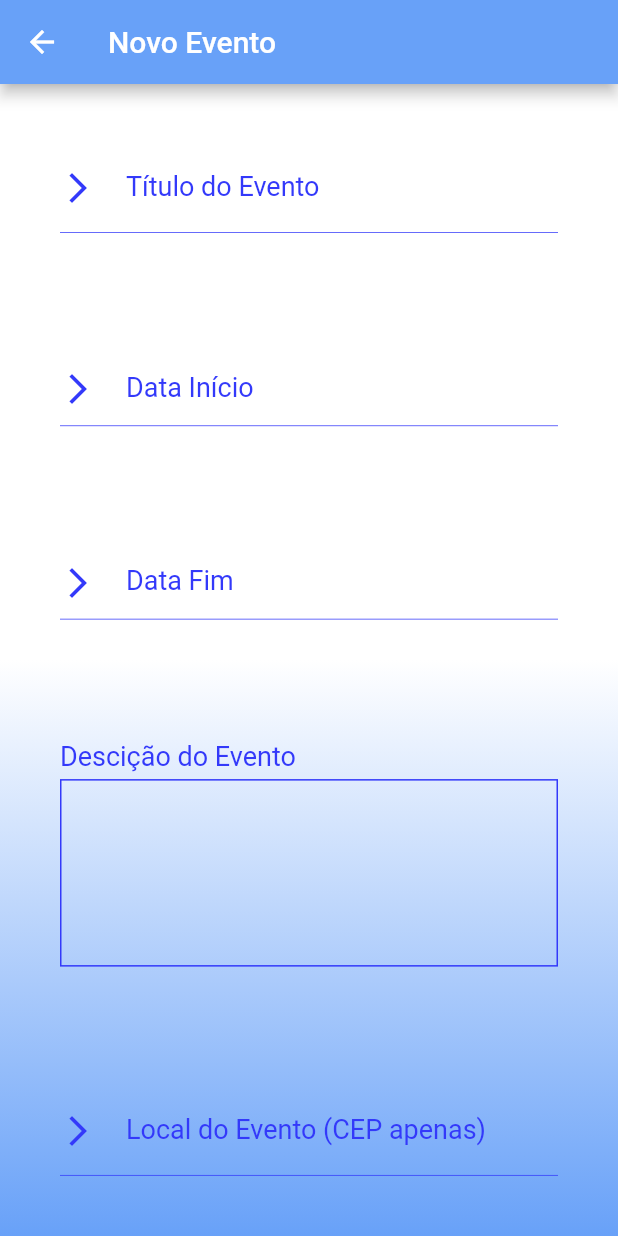
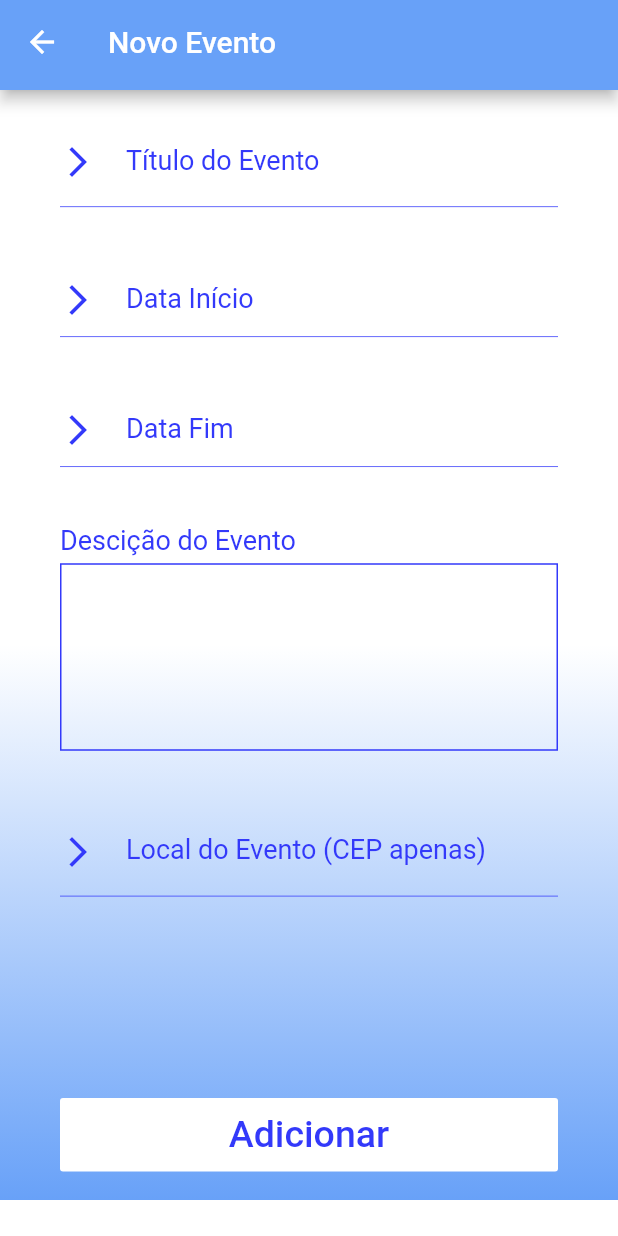
Before and after one commit to AlexandreFNDZ/Mobile_AMGE, a Flutter app: the CadastroEventos screen opened directly, on a phone screen of 412 x 824 dp. Run offline on Flutter 3.47's test engine with Material 2 defaults, Android fonts, the phone set to English and light mode, and no system bars; drawn by our look-alikes of datetime_picker_formfield; accounts and stored records are empty.

Commit message:
finalizado design da tela de cadastro de eventos

```diff
--- a/lib/pages/cadastroEventos.dart
+++ b/lib/pages/cadastroEventos.dart
@@ -1,7 +1,10 @@
+import 'package:amge/controller/controllerEvents.dart';
 import 'package:amge/external_lib/utilsScreen.dart';
 import 'package:flutter/material.dart';
 import 'package:intl/intl.dart';
 import 'package:datetime_picker_formfield/datetime_picker_formfield.dart';
+
+import '../model/usuario.dart';
 
 class CadastroEventos extends StatefulWidget {
   @override
@@ -22,16 +25,25 @@ class _CadastroEventosState extends State<CadastroEventos> {
   TextEditingController txtDataFimController = TextEditingController();
   TextEditingController txtDescricaoController = TextEditingController();
   TextEditingController txtCepController = TextEditingController();
+  TextEditingController txtCorController = TextEditingController();
+
+  ControllerEvents ctrlEvento = ControllerEvents();
 
   @override
   Widget build(BuildContext context) {
     return Scaffold(
         backgroundColor: Colors.white,
-      appBar: AppBar(
+        appBar: PreferredSize(
+          preferredSize: Size.fromHeight(60.0), // here the desired height
+          child: AppBar(
             title: Text("Novo Evento"),
             backgroundColor: screen.backgroundColor1,
           ),
+        ),
         body: Container(
+            height: MediaQuery.of(context).size.height,
+            child: SingleChildScrollView(
+              child: Container(
                 decoration: new BoxDecoration(
                   gradient: new LinearGradient(
                     begin: Alignment.bottomRight,
@@ -42,10 +54,11 @@ class _CadastroEventosState extends State<CadastroEventos> {
                       screen.foregroundColor,
                       screen.backgroundColor1,
                     ], // whitish to gray
-            tileMode: TileMode.repeated, // repeats the gradient over the canvas
+                    tileMode: TileMode
+                        .repeated, // repeats the gradient over the canvas
                   ),
                 ),
-        height: MediaQuery.of(context).size.height,
+                height: MediaQuery.of(context).size.height - 84,
                 child: Column(
                   mainAxisAlignment: MainAxisAlignment.spaceAround,
                   children: <Widget>[
@@ -54,10 +67,15 @@ class _CadastroEventosState extends State<CadastroEventos> {
                     dataFim(context),
                     formDescricao(),
                     formCep(),
+                    SizedBox(
+                      height: 50,
+                      width: 50,
+                    ),
+                    btnPadrao(),
                   ],
                 ),
               ),
-    );
+            )));
   }
 
   Widget formTitulo() {
@@ -391,5 +409,65 @@ class _CadastroEventosState extends State<CadastroEventos> {
     );
   }
 
-  // FALTA PRIORIDADE (COR) E BOTÃO ENVIAR
+  Widget btnPadrao() {
+    String validou;
+    var snack;
+    return Container(
+      width: MediaQuery.of(this.context).size.width,
+      margin: const EdgeInsets.only(left: 40.0, right: 40.0, top: 8.0),
+      alignment: Alignment.center,
+      child: Row(
+        children: <Widget>[
+          Expanded(
+            child: Container(
+              child: Builder(
+                builder: (context) => FlatButton(
+                  padding: const EdgeInsets.symmetric(
+                      vertical: 10.0, horizontal: 10.0),
+                  color: screen.foregroundColor,
+                  onPressed: () async => {
+                    print("onpressed ativado"),
+                    validou = await ctrlEvento.insereEvento(
+                      txtTituloController.text,
+                      txtDataInicioController.text,
+                      txtDataFimController.text,
+                      txtDescricaoController.text,
+                      txtCepController.text,
+                    ),
+                    print("antes de validou"),
+                    print(validou),
+                    if (validou == "OK")
+                      {
+                        snack = SnackBar(
+                          backgroundColor: Colors.greenAccent,
+                          content: Text("Evento cadastrado com Sucesso!"),
+                        ),
+                        Scaffold.of(context).showSnackBar(snack),
+                        await new Future.delayed(const Duration(seconds: 2)),
+                        Navigator.pop(context),
                       }
+                    else
+                      {
+                        snack = SnackBar(
+                          backgroundColor: Colors.redAccent,
+                          content: Text(validou),
+                        ),
+                        Scaffold.of(context).showSnackBar(snack),
+                      },
+                  },
+                  child: Text(
+                    "Adicionar",
+                    style: TextStyle(
+                      color: screen.backgroundColor2,
+                      fontSize: 25,
+                    ),
+                  ),
+                ),
+              ),
+            ),
+          ),
+        ],
+      ),
+    );
+  }
+}
```
Also changed, not shown: lib/controller/controllerEvents.dart (+25 -0 lines). Lines whose indentation alone changed are shown as unchanged.
